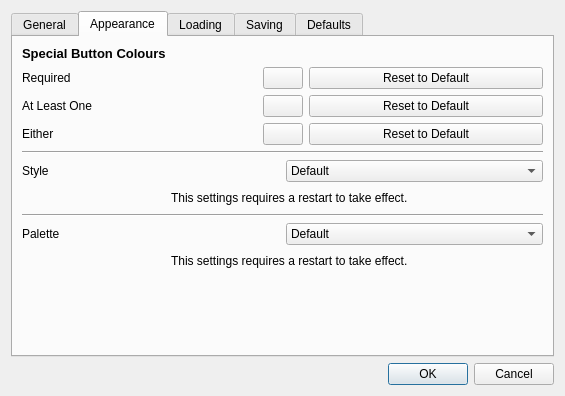
First picture: the form in resources/templates/window_settings.ui, repository GandaG/fomod-designer, before the edit.
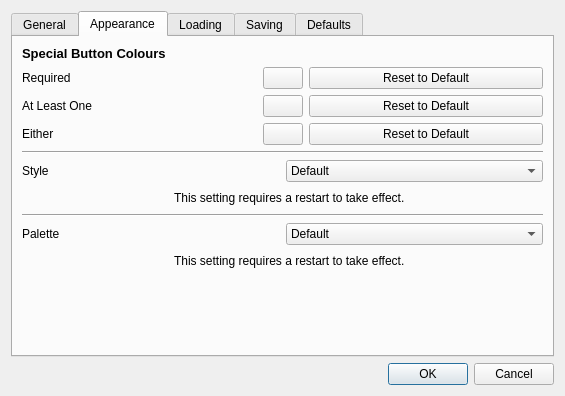
Second picture: the form after the edit. The open tabs and pages were chosen to show the change. Icons and pictures are not drawn.

Patch:
```diff
--- a/resources/templates/window_settings.ui
+++ b/resources/templates/window_settings.ui
@@ -348,7 +348,7 @@
           <item>
            <widget class="QLabel" name="label_13">
             <property name="text">
-             <string>This settings requires a restart to take effect.</string>
+             <string>This setting requires a restart to take effect.</string>
             </property>
             <property name="scaledContents">
              <bool>true</bool>
@@ -1162,7 +1162,7 @@
           <item>
            <widget class="QLabel" name="label_15">
             <property name="text">
-             <string>This settings requires a restart to take effect.</string>
+             <string>This setting requires a restart to take effect.</string>
             </property>
             <property name="scaledContents">
              <bool>true</bool>
```
Left out of the diff: 2 changed lines with no effect on the pictures.
